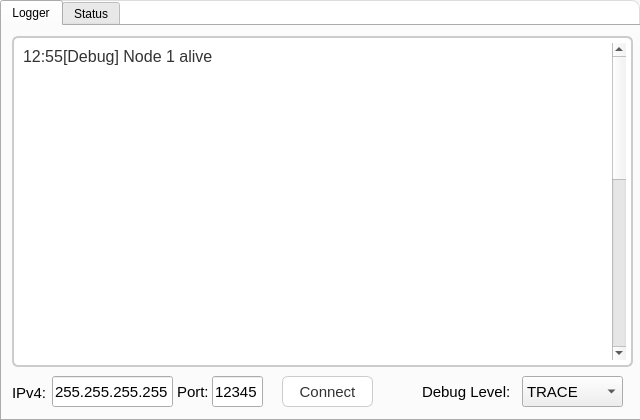
Before: the Qt Designer form main_window.ui in MooN-Framework/MooN-diag-tool, drawn with Qt 5.
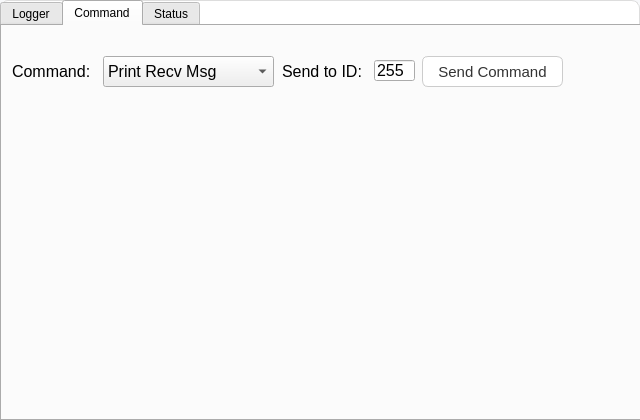
After: the same form once the commit is applied. The open tabs and pages were chosen to show the change.

Commit message: Added command tab to send out commands, next up: implement sending udp msgs

Diff of the .ui file:
```diff
--- a/main_window.ui
+++ b/main_window.ui
@@ -329,6 +329,113 @@
       </property>
      </widget>
     </widget>
+    <widget class="QWidget" name="command_tab">
+     <attribute name="title">
+      <string>Command</string>
+     </attribute>
+     <widget class="QPushButton" name="send_cmd_button">
+      <property name="geometry">
+       <rect>
+        <x>420</x>
+        <y>30</y>
+        <width>141</width>
+        <height>31</height>
+       </rect>
+      </property>
+      <property name="font">
+       <font>
+        <pointsize>11</pointsize>
+       </font>
+      </property>
+      <property name="text">
+       <string>Send Command</string>
+      </property>
+     </widget>
+     <widget class="QComboBox" name="cmd_comboBox">
+      <property name="geometry">
+       <rect>
+        <x>101</x>
+        <y>30</y>
+        <width>171</width>
+        <height>31</height>
+       </rect>
+      </property>
+      <property name="font">
+       <font>
+        <pointsize>12</pointsize>
+       </font>
+      </property>
+      <item>
+       <property name="text">
+        <string>Print Recv Msg</string>
+       </property>
+      </item>
+      <item>
+       <property name="text">
+        <string>Induce Voting fault</string>
+       </property>
+      </item>
+      <item>
+       <property name="text">
+        <string>Induce CRC fault</string>
+       </property>
+      </item>
+     </widget>
+     <widget class="QLabel" name="label">
+      <property name="geometry">
+       <rect>
+        <x>10</x>
+        <y>30</y>
+        <width>91</width>
+        <height>31</height>
+       </rect>
+      </property>
+      <property name="font">
+       <font>
+        <pointsize>12</pointsize>
+       </font>
+      </property>
+      <property name="text">
+       <string>Command:</string>
+      </property>
+     </widget>
+     <widget class="QLabel" name="label_8">
+      <property name="geometry">
+       <rect>
+        <x>280</x>
+        <y>30</y>
+        <width>91</width>
+        <height>31</height>
+       </rect>
+      </property>
+      <property name="font">
+       <font>
+        <pointsize>12</pointsize>
+       </font>
+      </property>
+      <property name="text">
+       <string>Send to ID:</string>
+      </property>
+     </widget>
+     <widget class="QLineEdit" name="cmd_lineEdit">
+      <property name="geometry">
+       <rect>
+        <x>372</x>
+        <y>34</y>
+        <width>41</width>
+        <height>21</height>
+       </rect>
+      </property>
+      <property name="font">
+       <font>
+        <pointsize>12</pointsize>
+       </font>
+      </property>
+      <property name="text">
+       <string>255</string>
+      </property>
+     </widget>
+    </widget>
     <widget class="QWidget" name="status_tab">
      <attribute name="title">
       <string>Status</string>
```
The commit also changes 4 other files.
